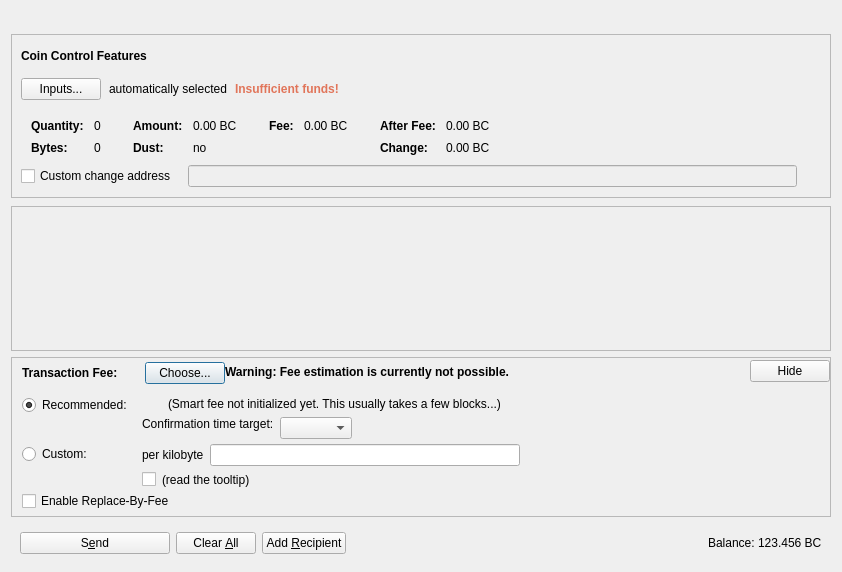
This is src/qt/forms/sendcoinsdialog.ui in Bitcoin-Confidential/BitcoinC-Core as Qt 5 draws it before an edit. The edited form follows.
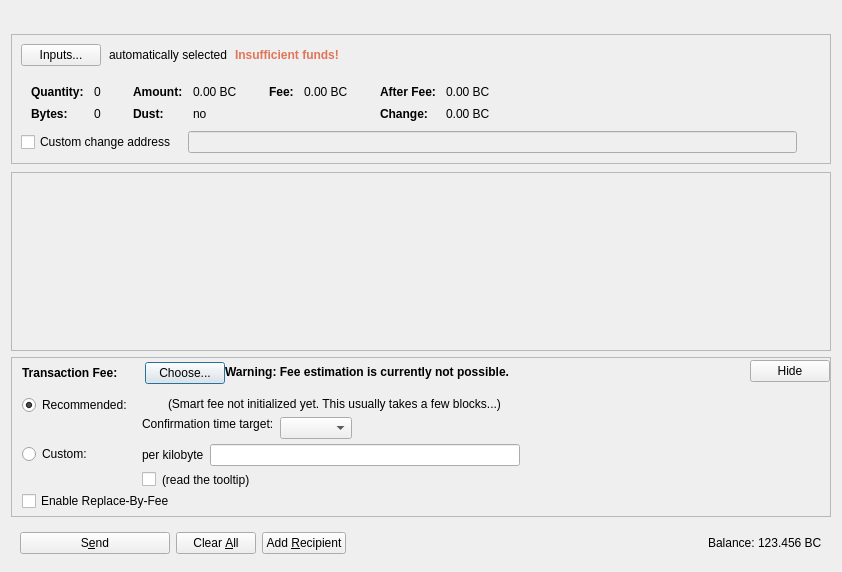
This is the edited form. Icons and pictures are not drawn. Custom widgets are drawn as their Qt base class.

Commit message: qt: Removed CoinControl title label

The edit to the form file:
```diff
--- a/src/qt/forms/sendcoinsdialog.ui
+++ b/src/qt/forms/sendcoinsdialog.ui
@@ -86,7 +86,7 @@
        <number>0</number>
       </property>
       <item>
-       <layout class="QVBoxLayout" name="verticalLayoutCoinControl" stretch="0,0,0,0,1">
+       <layout class="QVBoxLayout" name="verticalLayoutCoinControl" stretch="0,0,0,1">
         <property name="spacing">
          <number>0</number>
         </property>
@@ -102,38 +102,6 @@
         <property name="bottomMargin">
          <number>9</number>
         </property>
-        <item>
-         <layout class="QHBoxLayout" name="horizontalLayoutCoinControl1">
-          <property name="topMargin">
-           <number>5</number>
-          </property>
-          <property name="bottomMargin">
-           <number>15</number>
-          </property>
-          <item>
-           <widget class="QLabel" name="labelCoinControlFeatures">
-            <property name="sizePolicy">
-             <sizepolicy hsizetype="Preferred" vsizetype="Maximum">
-              <horstretch>0</horstretch>
-              <verstretch>0</verstretch>
-             </sizepolicy>
-            </property>
-            <property name="font">
-             <font>
-              <weight>75</weight>
-              <bold>true</bold>
-             </font>
-            </property>
-            <property name="styleSheet">
-             <string notr="true">font-weight:bold;</string>
-            </property>
-            <property name="text">
-             <string>Coin Control Features</string>
-            </property>
-           </widget>
-          </item>
-         </layout>
-        </item>
         <item>
          <layout class="QHBoxLayout" name="horizontalLayoutCoinControl2" stretch="0,0,0,0">
           <property name="spacing">
```
